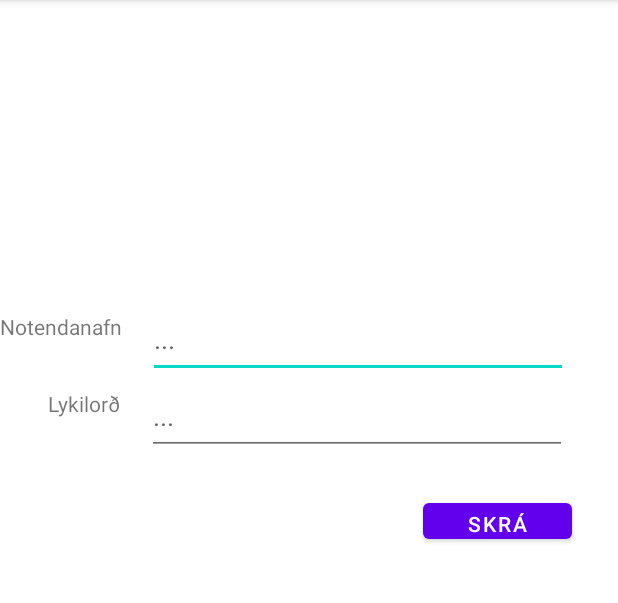
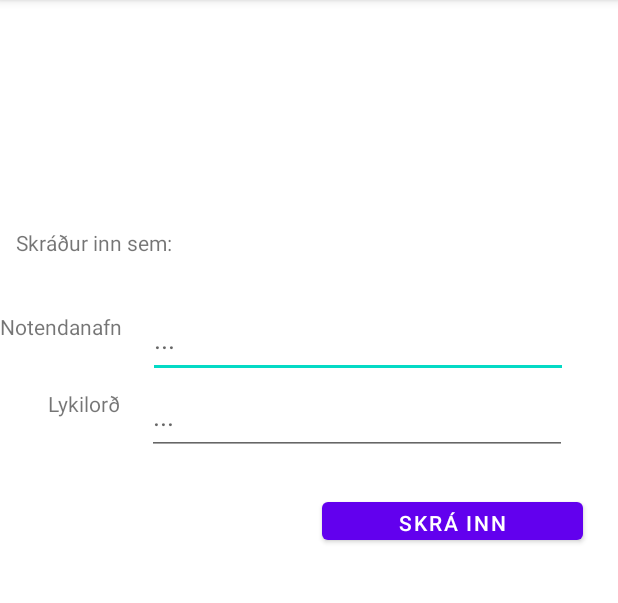
Before and after one commit to bhs15/BaraSpara-Hopur19, an Android app: the screen it shows after launch (MainActivity), on a phone screen of 412 x 824 dp, the part 84-687 px from its top. Run offline under Robolectric (Android 15) with nearby library versions, the phone set to English and light mode, and no system bars.

Commit message:
Byrja á ekta log in

```diff
--- a/app/src/main/java/hi/example/baraspara/MainActivity.java
+++ b/app/src/main/java/hi/example/baraspara/MainActivity.java
@@ -5,6 +5,7 @@ import androidx.appcompat.app.AppCompatActivity;
 import android.os.Bundle;
 import android.view.View;
 import android.widget.Button;
+import android.widget.TextView;
 
 import org.json.JSONException;
 import org.json.JSONObject;
@@ -40,13 +41,14 @@ public class MainActivity extends AppCompatActivity {
     public static JSONObject postData;
     public static final MediaType JSON = MediaType.get("application/json; charset=utf-8");
 
+
     @Override
     protected void onCreate(Bundle savedInstanceState) {
         super.onCreate(savedInstanceState);
         setContentView(R.layout.activity_main);
 
-
         final Button button = (Button) findViewById(R.id.loginButton);
+        TextView loggedIn = (TextView) findViewById(R.id.loggedInStatus);
         button.setOnClickListener(new View.OnClickListener() {
             @Override
             public void onClick(View v) {
@@ -65,7 +67,9 @@ public class MainActivity extends AppCompatActivity {
                     thread.join();
 
                     String data = pt.getData();
-                    System.out.println(data);
+                    JSONObject user = new JSONObject(data);
+
+                    loggedIn.setText(loggedIn.getText().toString()+user.get("username").toString());
 
                 } catch (JSONException | InterruptedException e) {
                     e.printStackTrace();
--- a/app/src/main/res/layout/activity_main.xml
+++ b/app/src/main/res/layout/activity_main.xml
@@ -58,8 +58,8 @@
 
     <Button
         android:id="@+id/loginButton"
-        android:layout_width="99dp"
-        android:layout_height="36dp"
+        android:layout_width="174dp"
+        android:layout_height="37dp"
         android:layout_marginBottom="380dp"
         android:text="@string/login_prompt_button"
         app:layout_constraintBottom_toBottomOf="parent"
@@ -68,4 +68,16 @@
         app:layout_constraintStart_toStartOf="parent"
         app:layout_constraintTop_toBottomOf="@+id/password"
         app:layout_constraintVertical_bias="0.541" />
+
+    <TextView
+        android:id="@+id/loggedInStatus"
+        android:layout_width="390dp"
+        android:layout_height="21dp"
+        android:text="@string/user_loggedin_headers"
+        app:layout_constraintBottom_toBottomOf="parent"
+        app:layout_constraintEnd_toEndOf="parent"
+        app:layout_constraintHorizontal_bias="0.476"
+        app:layout_constraintStart_toStartOf="parent"
+        app:layout_constraintTop_toTopOf="parent"
+        app:layout_constraintVertical_bias="0.204" />
 </androidx.constraintlayout.widget.ConstraintLayout>
--- a/app/src/main/res/values/strings.xml
+++ b/app/src/main/res/values/strings.xml
@@ -3,4 +3,9 @@
     <string name="login_prompt_username">Notendanafn</string>
     <string name="login_prompt_password">Lykilorð</string>
     <string name="login_prompt_button">Skrá inn</string>
+    <string name="user_loggedin_headers">Skráður inn sem:</string>
+    <string name="title_activity_home_view">MainActivity</string>
+    <string name="title_home">Home</string>
+    <string name="title_dashboard">Dashboard</string>
+    <string name="title_notifications">Notifications</string>
 </resources>
```
Also changed, not shown: app/src/main/AndroidManifest.xml (+4 -4 lines).
